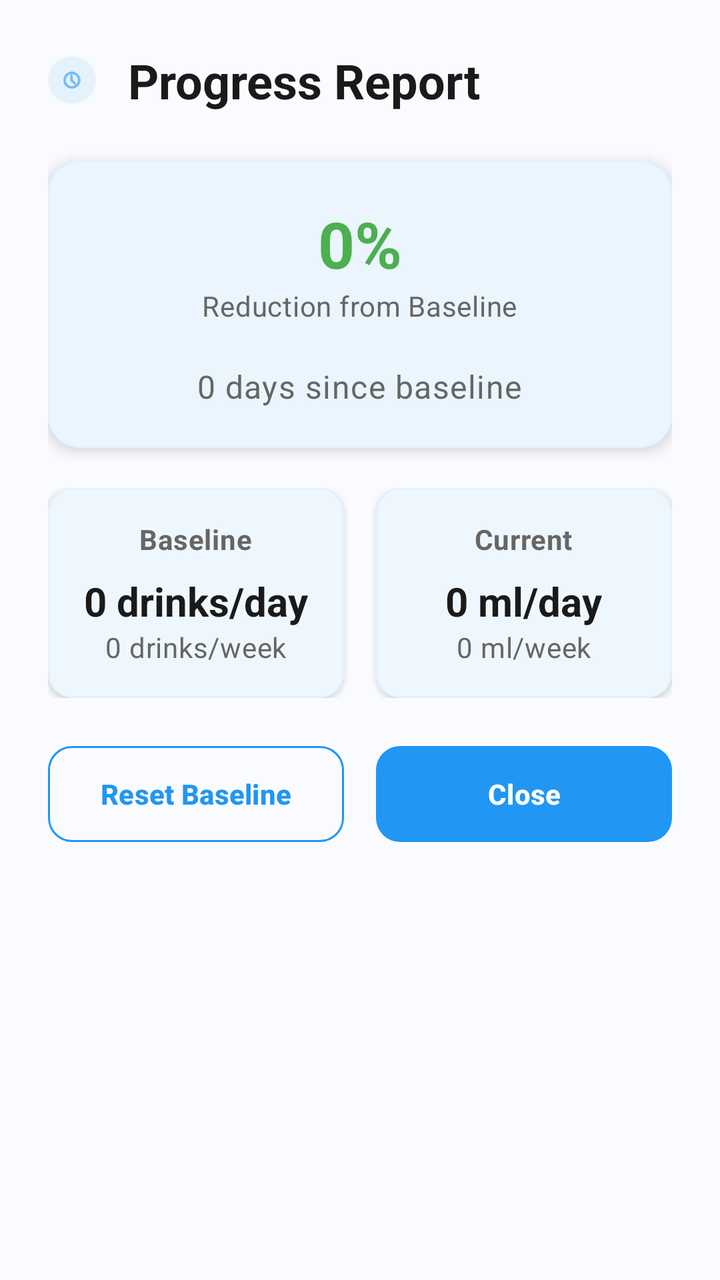
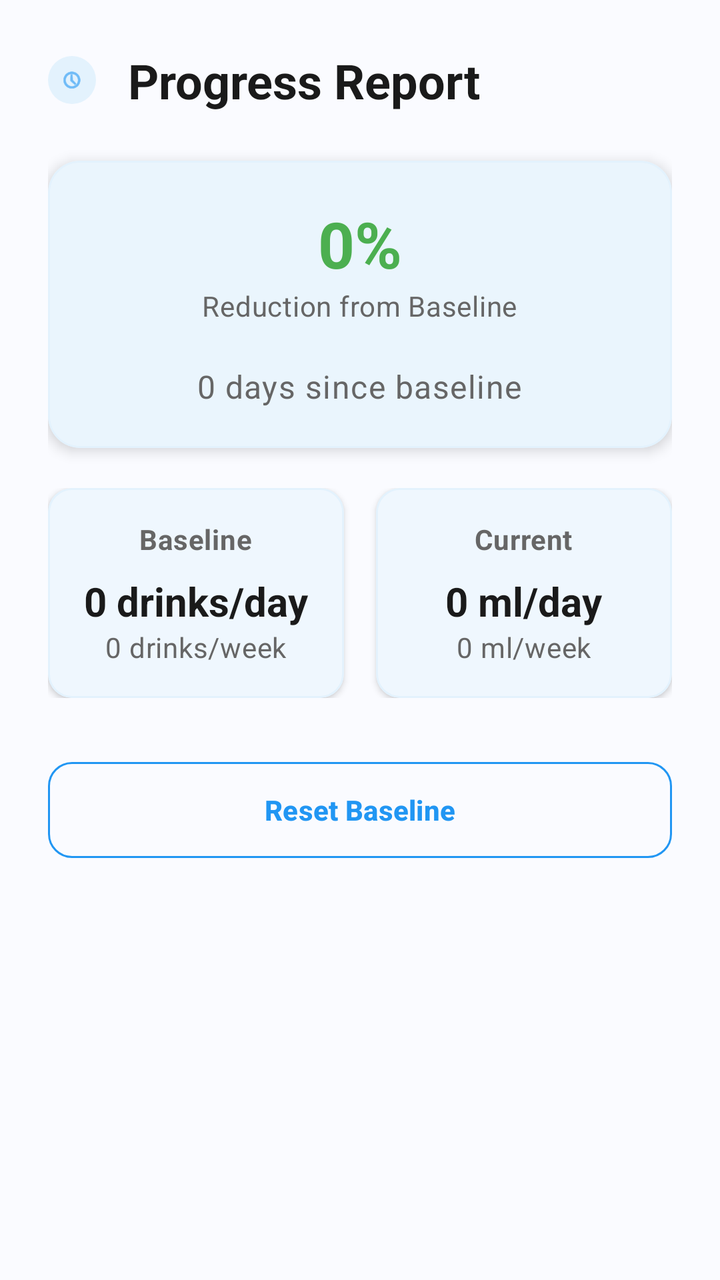

An Android layout rendered at two revisions. The XML below is the earlier revision; the diff shows what the commit changed to produce the second picture.
<!-- AndroidManifest.xml: application theme Theme.BrewLog -->
<!-- res/layout/dialog_progress_metrics.xml -->
<?xml version="1.0" encoding="utf-8"?>
<LinearLayout xmlns:android="http://schemas.android.com/apk/res/android"
    xmlns:app="http://schemas.android.com/apk/res-auto"
    android:layout_width="match_parent"
    android:layout_height="wrap_content"
    android:background="@color/background"
    android:orientation="vertical"
    android:padding="24dp">

    
    <LinearLayout
        android:layout_width="match_parent"
        android:layout_height="wrap_content"
        android:layout_marginBottom="24dp"
        android:gravity="center_vertical"
        android:orientation="horizontal">

        <ImageView
            android:layout_width="24dp"
            android:layout_height="24dp"
            android:layout_marginEnd="16dp"
            android:background="@drawable/ic_circle_background"
            android:padding="6dp"
            android:src="@android:drawable/ic_menu_recent_history"
            app:tint="@color/blue_500" />

        <TextView
            android:layout_width="0dp"
            android:layout_height="wrap_content"
            android:layout_weight="1"
            android:text="Progress Report"
            android:textAppearance="@style/TextAppearance.BrewLog.Headline"
            android:textColor="@color/text_primary" />

    </LinearLayout>

    
    <com.google.android.material.card.MaterialCardView
        android:layout_width="match_parent"
        android:layout_height="wrap_content"
        android:layout_marginBottom="20dp"
        app:cardBackgroundColor="@color/surface"
        app:cardCornerRadius="16dp"
        app:cardElevation="4dp"
        app:strokeColor="@color/border"
        app:strokeWidth="1dp">

        <LinearLayout
            android:layout_width="match_parent"
            android:layout_height="wrap_content"
            android:orientation="vertical"
            android:padding="20dp">

            
            <LinearLayout
                android:layout_width="match_parent"
                android:layout_height="wrap_content"
                android:layout_marginBottom="20dp"
                android:gravity="center"
                android:orientation="vertical">

                <TextView
                    android:id="@+id/tv_reduction_percentage"
                    android:layout_width="wrap_content"
                    android:layout_height="wrap_content"
                    android:text="0%"
                    android:textAppearance="@style/TextAppearance.BrewLog.Headline"
                    android:textColor="@color/success"
                    android:textSize="32sp"
                    android:textStyle="bold" />

                <TextView
                    android:layout_width="wrap_content"
                    android:layout_height="wrap_content"
                    android:text="Reduction from Baseline"
                    android:textAppearance="@style/TextAppearance.BrewLog.Caption"
                    android:textColor="@color/text_secondary" />

            </LinearLayout>

            
            <TextView
                android:id="@+id/tv_days_since_baseline"
                android:layout_width="wrap_content"
                android:layout_height="wrap_content"
                android:layout_gravity="center"
                android:text="0 days since baseline"
                android:textAppearance="@style/TextAppearance.BrewLog.Body"
                android:textColor="@color/text_secondary" />

        </LinearLayout>

    </com.google.android.material.card.MaterialCardView>

    
    <LinearLayout
        android:layout_width="match_parent"
        android:layout_height="wrap_content"
        android:layout_marginBottom="20dp"
        android:orientation="horizontal">

        
        <com.google.android.material.card.MaterialCardView
            android:layout_width="0dp"
            android:layout_height="wrap_content"
            android:layout_marginEnd="8dp"
            android:layout_weight="1"
            app:cardBackgroundColor="@color/surface"
            app:cardCornerRadius="12dp"
            app:cardElevation="2dp"
            app:strokeColor="@color/border"
            app:strokeWidth="1dp">

            <LinearLayout
                android:layout_width="match_parent"
                android:layout_height="wrap_content"
                android:orientation="vertical"
                android:padding="16dp">

                <TextView
                    android:layout_width="wrap_content"
                    android:layout_height="wrap_content"
                    android:layout_gravity="center_horizontal"
                    android:layout_marginBottom="8dp"
                    android:text="Baseline"
                    android:textAppearance="@style/TextAppearance.BrewLog.Caption"
                    android:textColor="@color/text_secondary"
                    android:textStyle="bold" />

                <TextView
                    android:id="@+id/tv_baseline_daily"
                    android:layout_width="wrap_content"
                    android:layout_height="wrap_content"
                    android:layout_gravity="center_horizontal"
                    android:text="0 drinks/day"
                    android:textAppearance="@style/TextAppearance.BrewLog.Title"
                    android:textColor="@color/text_primary" />

                <TextView
                    android:id="@+id/tv_baseline_weekly"
                    android:layout_width="wrap_content"
                    android:layout_height="wrap_content"
                    android:layout_gravity="center_horizontal"
                    android:text="0 drinks/week"
                    android:textAppearance="@style/TextAppearance.BrewLog.Caption"
                    android:textColor="@color/text_secondary" />


            </LinearLayout>

        </com.google.android.material.card.MaterialCardView>

        
        <com.google.android.material.card.MaterialCardView
            android:layout_width="0dp"
            android:layout_height="wrap_content"
            android:layout_marginStart="8dp"
            android:layout_weight="1"
            app:cardBackgroundColor="@color/surface"
            app:cardCornerRadius="12dp"
            app:cardElevation="2dp"
            app:strokeColor="@color/border"
            app:strokeWidth="1dp">

            <LinearLayout
                android:layout_width="match_parent"
                android:layout_height="wrap_content"
                android:orientation="vertical"
                android:padding="16dp">

                <TextView
                    android:layout_width="wrap_content"
                    android:layout_height="wrap_content"
                    android:layout_gravity="center_horizontal"
                    android:layout_marginBottom="8dp"
                    android:text="Current"
                    android:textAppearance="@style/TextAppearance.BrewLog.Caption"
                    android:textColor="@color/text_secondary"
                    android:textStyle="bold" />

                <TextView
                    android:id="@+id/tv_current_daily"
                    android:layout_width="wrap_content"
                    android:layout_height="wrap_content"
                    android:layout_gravity="center_horizontal"
                    android:text="0 ml/day"
                    android:textAppearance="@style/TextAppearance.BrewLog.Title"
                    android:textColor="@color/text_primary" />

                <TextView
                    android:id="@+id/tv_current_weekly"
                    android:layout_width="wrap_content"
                    android:layout_height="wrap_content"
                    android:layout_gravity="center_horizontal"
                    android:text="0 ml/week"
                    android:textAppearance="@style/TextAppearance.BrewLog.Caption"
                    android:textColor="@color/text_secondary" />


            </LinearLayout>

        </com.google.android.material.card.MaterialCardView>

    </LinearLayout>


    
    <LinearLayout
        android:layout_width="match_parent"
        android:layout_height="wrap_content"
        android:orientation="horizontal">

        <com.google.android.material.button.MaterialButton
            android:id="@+id/btn_reset_baseline"
            android:layout_width="0dp"
            android:layout_height="56dp"
            android:layout_marginEnd="8dp"
            android:layout_weight="1"
            android:text="Reset Baseline"
            android:textSize="14sp"
            android:textStyle="bold"
            app:cornerRadius="12dp"
            style="@style/Widget.BrewLog.Button.Outlined" />

        <com.google.android.material.button.MaterialButton
            android:id="@+id/btn_close"
            android:layout_width="0dp"
            android:layout_height="56dp"
            android:layout_marginStart="8dp"
            android:layout_weight="1"
            android:text="Close"
            android:textSize="14sp"
            android:textStyle="bold"
            app:cornerRadius="12dp"
            style="@style/Widget.BrewLog.Button" />

    </LinearLayout>

</LinearLayout>
<!-- resources referenced by this layout -->
<resources>
  <color name="background">#FAFBFF</color>
  <color name="blue_500">#2196F3</color>
  <color name="border">#E3F2FD</color>
  <color name="success">#4CAF50</color>
  <color name="surface">#FFFFFF</color>
  <color name="text_primary">#1A1A1A</color>
  <color name="text_secondary">#666666</color>
  <!-- drawable ic_circle_background (drawable) -->
  <?xml version="1.0" encoding="utf-8"?>
  <shape xmlns:android="http://schemas.android.com/apk/res/android"
      android:shape="oval">
      <solid android:color="@color/blue_50" />
      <size
          android:width="40dp"
          android:height="40dp" />
  </shape>
  <style name="TextAppearance.BrewLog.Body" parent="TextAppearance.Material3.BodyLarge">
          <item name="android:textColor">@color/text_secondary</item>
          <item name="android:textSize">16sp</item>
      </style>
  <style name="TextAppearance.BrewLog.Caption" parent="TextAppearance.Material3.BodyMedium">
          <item name="android:textColor">@color/text_hint</item>
          <item name="android:textSize">14sp</item>
      </style>
  <style name="TextAppearance.BrewLog.Headline" parent="TextAppearance.Material3.HeadlineMedium">
          <item name="android:textColor">@color/text_primary</item>
          <item name="android:textSize">24sp</item>
          <item name="android:textStyle">bold</item>
      </style>
  <style name="TextAppearance.BrewLog.Title" parent="TextAppearance.Material3.TitleLarge">
          <item name="android:textColor">@color/text_primary</item>
          <item name="android:textSize">20sp</item>
          <item name="android:textStyle">bold</item>
      </style>
  <style name="Widget.BrewLog.Button" parent="Widget.Material3.Button">
          <item name="android:textColor">@color/white</item>
          <item name="backgroundTint">@color/blue_500</item>
          <item name="cornerRadius">24dp</item>
          <item name="android:paddingStart">24dp</item>
          <item name="android:paddingEnd">24dp</item>
          <item name="android:paddingTop">12dp</item>
          <item name="android:paddingBottom">12dp</item>
          <item name="android:textSize">14sp</item>
          <item name="android:textStyle">bold</item>
      </style>
  <style name="Widget.BrewLog.Button.Outlined" parent="Widget.Material3.Button.OutlinedButton">
          <item name="android:textColor">@color/blue_500</item>
          <item name="strokeColor">@color/blue_500</item>
          <item name="cornerRadius">24dp</item>
          <item name="android:paddingStart">24dp</item>
          <item name="android:paddingEnd">24dp</item>
          <item name="android:paddingTop">12dp</item>
          <item name="android:paddingBottom">12dp</item>
          <item name="android:textSize">14sp</item>
          <item name="android:textStyle">bold</item>
      </style>
  <color name="blue_50">#E3F2FD</color>
  <color name="text_hint">#BDBDBD</color>
  <color name="white">#FFFFFF</color>
  <color name="blue_700">#1976D2</color>
  <color name="accent">#03DAC6</color>
  <color name="accent_dark">#018786</color>
  <color name="black">#000000</color>
  <color name="surface_variant">#F5F7FF</color>
  <color name="text_on_surface">#1A1A1A</color>
  <color name="card_background">#FFFFFF</color>
  <style name="Widget.BrewLog.TextInputLayout.OutlinedBox" parent="Widget.Material3.TextInputLayout.OutlinedBox">
          <item name="boxBackgroundMode">filled</item>
          <item name="boxBackgroundColor">@color/input_background</item>
          <item name="boxCornerRadiusBottomEnd">12dp</item>
          <item name="boxCornerRadiusBottomStart">12dp</item>
          <item name="boxCornerRadiusTopEnd">12dp</item>
          <item name="boxCornerRadiusTopStart">12dp</item>
          <item name="boxStrokeColor">@color/blue_500</item>
          <item name="hintTextColor">@color/blue_500</item>
      </style>
  <color name="input_background">#F8F9FF</color>
</resources>

<!-- the commit's change to res/layout/dialog_progress_metrics.xml (unified diff, before → after) -->
@@ -205,35 +205,15 @@
 
 
     
-    <LinearLayout
-        android:layout_width="match_parent"
-        android:layout_height="wrap_content"
-        android:orientation="horizontal">
-
-        <com.google.android.material.button.MaterialButton
-            android:id="@+id/btn_reset_baseline"
-            android:layout_width="0dp"
-            android:layout_height="56dp"
-            android:layout_marginEnd="8dp"
-            android:layout_weight="1"
-            android:text="Reset Baseline"
-            android:textSize="14sp"
-            android:textStyle="bold"
-            app:cornerRadius="12dp"
-            style="@style/Widget.BrewLog.Button.Outlined" />
-
-        <com.google.android.material.button.MaterialButton
-            android:id="@+id/btn_close"
-            android:layout_width="0dp"
-            android:layout_height="56dp"
-            android:layout_marginStart="8dp"
-            android:layout_weight="1"
-            android:text="Close"
-            android:textSize="14sp"
-            android:textStyle="bold"
-            app:cornerRadius="12dp"
-            style="@style/Widget.BrewLog.Button" />
-
-    </LinearLayout>
+    <com.google.android.material.button.MaterialButton
+        android:id="@+id/btn_reset_baseline"
+        android:layout_width="match_parent"
+        android:layout_height="56dp"
+        android:layout_marginTop="8dp"
+        android:text="Reset Baseline"
+        android:textSize="14sp"
+        android:textStyle="bold"
+        app:cornerRadius="12dp"
+        style="@style/Widget.BrewLog.Button.Outlined" />
 
 </LinearLayout>
<!-- resource entries referenced after the edit -->
@@ -34,17 +34,6 @@
           <item name="android:textSize">20sp</item>
           <item name="android:textStyle">bold</item>
       </style>
-  <style name="Widget.BrewLog.Button" parent="Widget.Material3.Button">
-          <item name="android:textColor">@color/white</item>
-          <item name="backgroundTint">@color/blue_500</item>
-          <item name="cornerRadius">24dp</item>
-          <item name="android:paddingStart">24dp</item>
-          <item name="android:paddingEnd">24dp</item>
-          <item name="android:paddingTop">12dp</item>
-          <item name="android:paddingBottom">12dp</item>
-          <item name="android:textSize">14sp</item>
-          <item name="android:textStyle">bold</item>
-      </style>
   <style name="Widget.BrewLog.Button.Outlined" parent="Widget.Material3.Button.OutlinedButton">
           <item name="android:textColor">@color/blue_500</item>
           <item name="strokeColor">@color/blue_500</item>
@@ -58,14 +47,25 @@
       </style>
   <color name="blue_50">#E3F2FD</color>
   <color name="text_hint">#BDBDBD</color>
+  <color name="blue_700">#1976D2</color>
   <color name="white">#FFFFFF</color>
-  <color name="blue_700">#1976D2</color>
   <color name="accent">#03DAC6</color>
   <color name="accent_dark">#018786</color>
   <color name="black">#000000</color>
   <color name="surface_variant">#F5F7FF</color>
   <color name="text_on_surface">#1A1A1A</color>
   <color name="card_background">#FFFFFF</color>
+  <style name="Widget.BrewLog.Button" parent="Widget.Material3.Button">
+          <item name="android:textColor">@color/white</item>
+          <item name="backgroundTint">@color/blue_500</item>
+          <item name="cornerRadius">24dp</item>
+          <item name="android:paddingStart">24dp</item>
+          <item name="android:paddingEnd">24dp</item>
+          <item name="android:paddingTop">12dp</item>
+          <item name="android:paddingBottom">12dp</item>
+          <item name="android:textSize">14sp</item>
+          <item name="android:textStyle">bold</item>
+      </style>
   <style name="Widget.BrewLog.TextInputLayout.OutlinedBox" parent="Widget.Material3.TextInputLayout.OutlinedBox">
           <item name="boxBackgroundMode">filled</item>
           <item name="boxBackgroundColor">@color/input_background</item>
